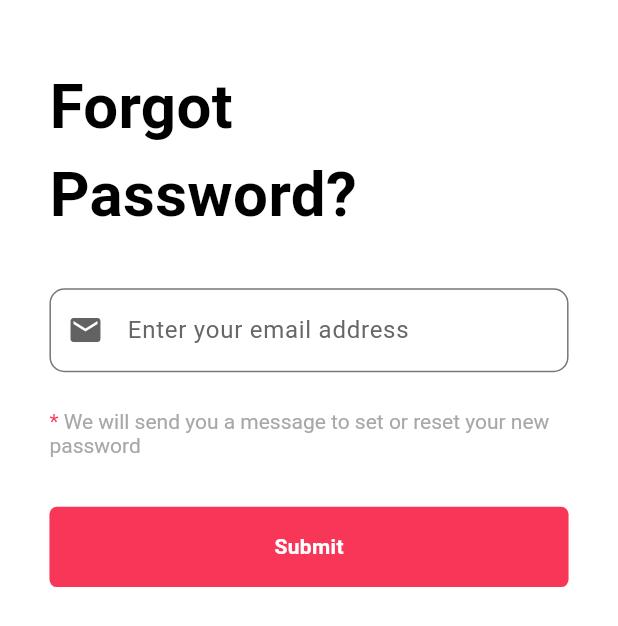
After one commit to Mohammedsajadvt/stylish, a Flutter app: the ForgotPasswordScreen screen opened by its route, on a phone screen of 412 x 824 dp. The commit adds this screen. Shown: the top 626 px of the screen. Run offline on Flutter 3.47's test engine with Material 3 defaults, Android fonts, the phone set to English and light mode, and no system bars; our stand-ins replace bloc, equatable, firebase_core, flutter_bloc, introduction_screen; accounts and stored records are empty.

Commit message:
Forgot Password Ui

```diff
--- /dev/null
+++ b/lib/presentation/screens/forgot_password_screen.dart
@@ -0,0 +1,83 @@
+import 'package:flutter/material.dart';
+import 'package:stylish/presentation/widgets/custom_button.dart';
+import 'package:stylish/presentation/widgets/custom_text_field.dart';
+import 'package:stylish/presentation/widgets/cutom_title.dart';
+import 'package:stylish/utils/constants.dart';
+import 'package:stylish/utils/helpers.dart';
+
+class ForgotPasswordScreen extends StatelessWidget {
+  const ForgotPasswordScreen({super.key});
+
+  @override
+  Widget build(BuildContext context) {
+    TextEditingController _emailController = TextEditingController();
+    return Scaffold(
+      backgroundColor: AppColors.primary,
+      body: SafeArea(
+        child: Padding(
+          padding: EdgeInsets.only(
+            left: ResponsiveHelper.getScreenWidth(context) * 0.080,
+            right: ResponsiveHelper.getScreenWidth(context) * 0.080,
+            top: ResponsiveHelper.getScreenWidth(context) * 0.100,
+          ),
+          child: SingleChildScrollView(
+            child: Column(
+              crossAxisAlignment: CrossAxisAlignment.start,
+              children: [
+                const CutomTitle(
+                  title: 'Forgot\nPassword?',
+                ),
+                SizedBox(
+                  height: ResponsiveHelper.getScreenHeight(context) * 0.040,
+                ),
+                Row(
+                  children: [
+                    Expanded(
+                      child: CustomTextField(
+                        controller: _emailController,
+                        hintText: 'Enter your email address',
+                        prefixIcon: Icons.email,
+                      ),
+                    ),
+                  ],
+                ),
+                SizedBox(
+                  height: ResponsiveHelper.getScreenHeight(context) * 0.030,
+                ),
+                Row(
+                  children: [
+                    Expanded(
+                      child: RichText(
+                        text: const TextSpan(
+                          children: [
+                            TextSpan(
+                              text: '* ',
+                              style: TextStyle(
+                                color: AppColors.red,
+                              ),
+                            ),
+                            TextSpan(
+                              text:
+                                  'We will send you a message to set or reset your new password',
+                              style: TextStyle(
+                                color: AppColors.grey,
+                              ),
+                            ),
+                          ],
+                        ),
+                      ),
+                    ),
+                  ],
+                ),
+                SizedBox(
+                  height: ResponsiveHelper.getScreenHeight(context) * 0.040,
+                ),
+                const CustomButton(title: 'Submit')
+              ],
+            ),
+          ),
+        ),
+      ),
+    );
+  }
+}
--- a/lib/presentation/screens/signin_screen.dart
+++ b/lib/presentation/screens/signin_screen.dart
@@ -50,7 +50,9 @@ class SignInScreen extends StatelessWidget {
                   height: ResponsiveHelper.getScreenHeight(context) * 0.010,
                 ),
                 GestureDetector(
-                  onTap: (){},
+                  onTap: (){
+                    Navigator.of(context).pushNamed('/forgotpassword');
+                  },
                   child: const Row(
                     mainAxisAlignment: MainAxisAlignment.end,
                     children: [
@@ -153,7 +155,7 @@ class SignInScreen extends StatelessWidget {
                   ],
                 ),
                 SizedBox(
-                  height: ResponsiveHelper.getScreenHeight(context) * 0.025,
+                  height: ResponsiveHelper.getScreenHeight(context) * 0.035,
                 ),
                 Row(
                   mainAxisAlignment: MainAxisAlignment.center,
--- a/lib/routes/app_routes.dart
+++ b/lib/routes/app_routes.dart
@@ -1,4 +1,5 @@
 import 'package:flutter/material.dart';
+import 'package:stylish/presentation/screens/forgot_password_screen.dart';
 import 'package:stylish/presentation/screens/onboarding_screen.dart';
 import 'package:stylish/presentation/screens/signin_screen.dart';
 import 'package:stylish/presentation/screens/signup_screen.dart';
@@ -9,6 +10,7 @@ class AppRoutes {
   static const String onboarding = '/onboarding';
   static const String signin = '/signin';
   static const String signup = '/signup';
+  static const String forgotPassword = '/forgotpassword';
 
   static Route<dynamic> generateRoute(RouteSettings settings) {
     switch (settings.name) {
@@ -22,6 +24,8 @@ class AppRoutes {
         return MaterialPageRoute(builder: (_) => const SignInScreen());
       case signup:
         return MaterialPageRoute(builder: (_) => const SignUpScreen());
+      case forgotPassword:
+        return MaterialPageRoute(builder: (_) => const ForgotPasswordScreen());
       default:
         return MaterialPageRoute(
           builder: (_) => Scaffold(
```
